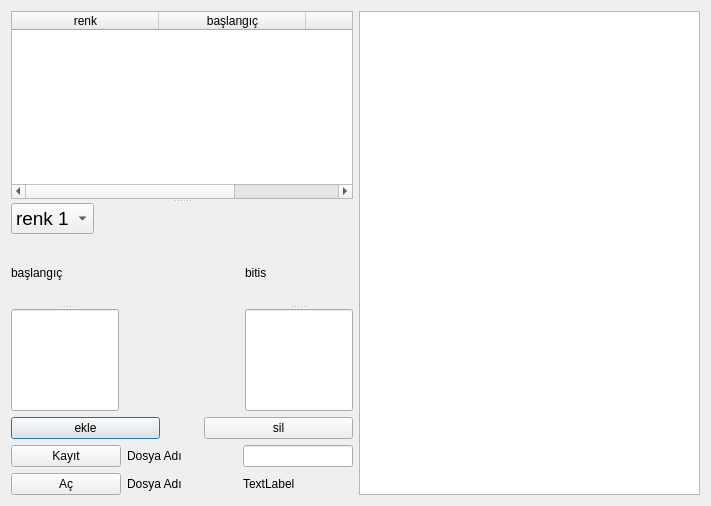
Old version of the form vpRecete.ui in the repository mbasaran77/my_pro001.
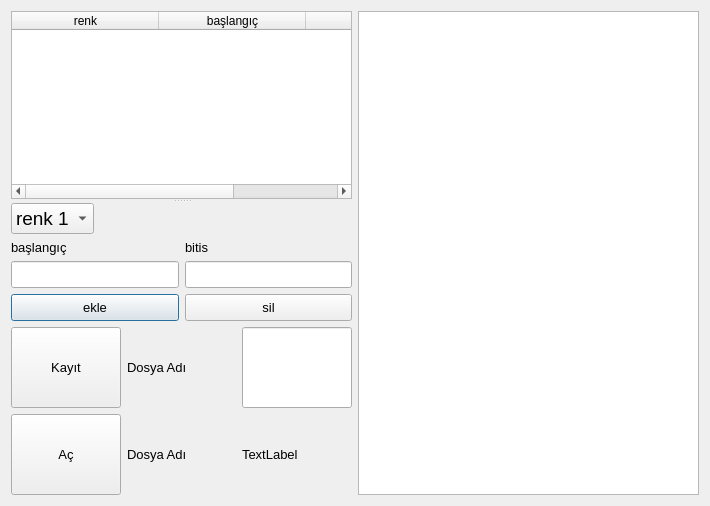
New version of the form.

Commit message:
Merge branch 'master' of https://github.com/mbasaran77/my_pro001
Conflicts:
	vpRecete.ui

```diff
--- a/vpRecete.ui
+++ b/vpRecete.ui
@@ -6,18 +6,18 @@
    <rect>
     <x>0</x>
     <y>0</y>
-    <width>711</width>
+    <width>710</width>
     <height>506</height>
    </rect>
   </property>
   <property name="windowTitle">
    <string>Dialog</string>
   </property>
-  <layout class="QGridLayout" name="gridLayout">
-   <item row="0" column="0">
-    <layout class="QHBoxLayout" name="horizontalLayout_5">
+  <layout class="QHBoxLayout" name="horizontalLayout_6">
      <item>
-      <layout class="QVBoxLayout" name="verticalLayout">
+    <layout class="QHBoxLayout" name="horizontalLayout_3">
+     <item>
+      <layout class="QVBoxLayout" name="verticalLayout_3">
        <item>
         <widget class="QSplitter" name="splitter_3">
          <property name="orientation">
@@ -121,60 +121,88 @@
         </widget>
        </item>
        <item>
-        <layout class="QHBoxLayout" name="horizontalLayout_3">
+        <layout class="QHBoxLayout" name="horizontalLayout">
          <item>
-          <widget class="QSplitter" name="splitter">
-           <property name="orientation">
-            <enum>Qt::Vertical</enum>
-           </property>
+          <layout class="QVBoxLayout" name="verticalLayout_2">
+           <item>
            <widget class="QLabel" name="label">
+             <property name="font">
+              <font>
+               <pointsize>10</pointsize>
+               <weight>50</weight>
+               <bold>false</bold>
+              </font>
+             </property>
             <property name="text">
              <string>başlangıç</string>
             </property>
            </widget>
+           </item>
+           <item>
            <widget class="QLineEdit" name="lineEditBas">
             <property name="sizePolicy">
-             <sizepolicy hsizetype="Preferred" vsizetype="Preferred">
+              <sizepolicy hsizetype="Expanding" vsizetype="Expanding">
               <horstretch>0</horstretch>
               <verstretch>0</verstretch>
              </sizepolicy>
             </property>
+             <property name="font">
+              <font>
+               <pointsize>10</pointsize>
+              </font>
+             </property>
             <property name="inputMethodHints">
              <set>Qt::ImhPreferNumbers</set>
             </property>
            </widget>
-          </widget>
-         </item>
-         <item>
-          <spacer name="horizontalSpacer">
-           <property name="orientation">
-            <enum>Qt::Horizontal</enum>
-           </property>
-           <property name="sizeHint" stdset="0">
-            <size>
-             <width>34</width>
-             <height>17</height>
-            </size>
-           </property>
-          </spacer>
+           </item>
+           <item>
+            <widget class="QPushButton" name="btnEkle">
+             <property name="sizePolicy">
+              <sizepolicy hsizetype="Expanding" vsizetype="Expanding">
+               <horstretch>0</horstretch>
+               <verstretch>0</verstretch>
+              </sizepolicy>
+             </property>
+             <property name="font">
+              <font>
+               <pointsize>10</pointsize>
+              </font>
+             </property>
+             <property name="text">
+              <string>ekle</string>
+             </property>
+            </widget>
+           </item>
+          </layout>
          </item>
          <item>
-          <widget class="QSplitter" name="splitter_2">
-           <property name="orientation">
-            <enum>Qt::Vertical</enum>
-           </property>
+          <layout class="QVBoxLayout" name="verticalLayout">
+           <item>
            <widget class="QLabel" name="label_2">
+             <property name="font">
+              <font>
+               <pointsize>10</pointsize>
+              </font>
+             </property>
             <property name="text">
              <string>bitis</string>
             </property>
            </widget>
+           </item>
+           <item>
            <widget class="QLineEdit" name="lineEditSon">
             <property name="sizePolicy">
-             <sizepolicy hsizetype="Preferred" vsizetype="Preferred">
+              <sizepolicy hsizetype="Expanding" vsizetype="Expanding">
               <horstretch>0</horstretch>
               <verstretch>0</verstretch>
              </sizepolicy>
             </property>
+             <property name="font">
+              <font>
+               <pointsize>10</pointsize>
+              </font>
+             </property>
             <property name="inputMethodHints">
              <set>Qt::ImhNone</set>
             </property>
@@ -182,49 +210,20 @@
              <string notr="true"/>
             </property>
            </widget>
-          </widget>
-         </item>
-        </layout>
-       </item>
-       <item>
-        <layout class="QHBoxLayout" name="horizontalLayout">
-         <item>
-          <widget class="QPushButton" name="btnEkle">
-           <property name="sizePolicy">
-            <sizepolicy hsizetype="Preferred" vsizetype="Preferred">
-             <horstretch>0</horstretch>
-             <verstretch>0</verstretch>
-            </sizepolicy>
-           </property>
-           <property name="text">
-            <string>ekle</string>
-           </property>
-          </widget>
-         </item>
-         <item>
-          <spacer name="horizontalSpacer_2">
-           <property name="orientation">
-            <enum>Qt::Horizontal</enum>
-           </property>
-           <property name="sizeType">
-            <enum>QSizePolicy::Fixed</enum>
-           </property>
-           <property name="sizeHint" stdset="0">
-            <size>
-             <width>38</width>
-             <height>20</height>
-            </size>
-           </property>
-          </spacer>
          </item>
          <item>
           <widget class="QPushButton" name="btnSil">
            <property name="sizePolicy">
-            <sizepolicy hsizetype="Preferred" vsizetype="Preferred">
+              <sizepolicy hsizetype="Expanding" vsizetype="Expanding">
              <horstretch>0</horstretch>
              <verstretch>0</verstretch>
             </sizepolicy>
            </property>
+             <property name="font">
+              <font>
+               <pointsize>10</pointsize>
+              </font>
+             </property>
            <property name="text">
             <string>sil</string>
            </property>
@@ -232,16 +231,23 @@
          </item>
         </layout>
        </item>
+        </layout>
+       </item>
        <item>
         <layout class="QHBoxLayout" name="horizontalLayout_2">
          <item>
           <widget class="QPushButton" name="btnKayit">
            <property name="sizePolicy">
-            <sizepolicy hsizetype="Preferred" vsizetype="Preferred">
+            <sizepolicy hsizetype="Expanding" vsizetype="Expanding">
              <horstretch>0</horstretch>
              <verstretch>0</verstretch>
             </sizepolicy>
            </property>
+           <property name="font">
+            <font>
+             <pointsize>10</pointsize>
+            </font>
+           </property>
            <property name="text">
             <string>Kayıt</string>
            </property>
@@ -249,6 +255,17 @@
          </item>
          <item>
           <widget class="QLabel" name="label_3">
+           <property name="sizePolicy">
+            <sizepolicy hsizetype="Expanding" vsizetype="Expanding">
+             <horstretch>0</horstretch>
+             <verstretch>0</verstretch>
+            </sizepolicy>
+           </property>
+           <property name="font">
+            <font>
+             <pointsize>10</pointsize>
+            </font>
+           </property>
            <property name="text">
             <string>Dosya Adı</string>
            </property>
@@ -257,7 +274,7 @@
          <item>
           <widget class="QLineEdit" name="lineEdit_3">
            <property name="sizePolicy">
-            <sizepolicy hsizetype="Preferred" vsizetype="Preferred">
+            <sizepolicy hsizetype="Expanding" vsizetype="Expanding">
              <horstretch>0</horstretch>
              <verstretch>0</verstretch>
             </sizepolicy>
@@ -267,9 +284,20 @@
         </layout>
        </item>
        <item>
-        <layout class="QHBoxLayout" name="horizontalLayout_6">
+        <layout class="QHBoxLayout" name="horizontalLayout_5">
          <item>
           <widget class="QPushButton" name="btnAc">
+           <property name="sizePolicy">
+            <sizepolicy hsizetype="Expanding" vsizetype="Expanding">
+             <horstretch>0</horstretch>
+             <verstretch>0</verstretch>
+            </sizepolicy>
+           </property>
+           <property name="font">
+            <font>
+             <pointsize>10</pointsize>
+            </font>
+           </property>
            <property name="text">
             <string>Aç</string>
            </property>
@@ -277,6 +305,17 @@
          </item>
          <item>
           <widget class="QLabel" name="label_4">
+           <property name="sizePolicy">
+            <sizepolicy hsizetype="Expanding" vsizetype="Expanding">
+             <horstretch>0</horstretch>
+             <verstretch>0</verstretch>
+            </sizepolicy>
+           </property>
+           <property name="font">
+            <font>
+             <pointsize>10</pointsize>
+            </font>
+           </property>
            <property name="text">
             <string>Dosya Adı</string>
            </property>
@@ -284,6 +323,17 @@
          </item>
          <item>
           <widget class="QLabel" name="lblDosya">
+           <property name="sizePolicy">
+            <sizepolicy hsizetype="Expanding" vsizetype="Expanding">
+             <horstretch>0</horstretch>
+             <verstretch>0</verstretch>
+            </sizepolicy>
+           </property>
+           <property name="font">
+            <font>
+             <pointsize>10</pointsize>
+            </font>
+           </property>
            <property name="text">
             <string>TextLabel</string>
            </property>
@@ -294,7 +344,13 @@
       </layout>
      </item>
      <item>
-      <widget class="QListWidget" name="list1"/>
+      <widget class="QListWidget" name="list1">
+       <property name="font">
+        <font>
+         <pointsize>12</pointsize>
+        </font>
+       </property>
+      </widget>
      </item>
     </layout>
    </item>
```
Left out of the diff: 12 changed lines with no effect on the pictures. Lines whose indentation alone changed are shown as unchanged. The commit also changes 1 other file.
